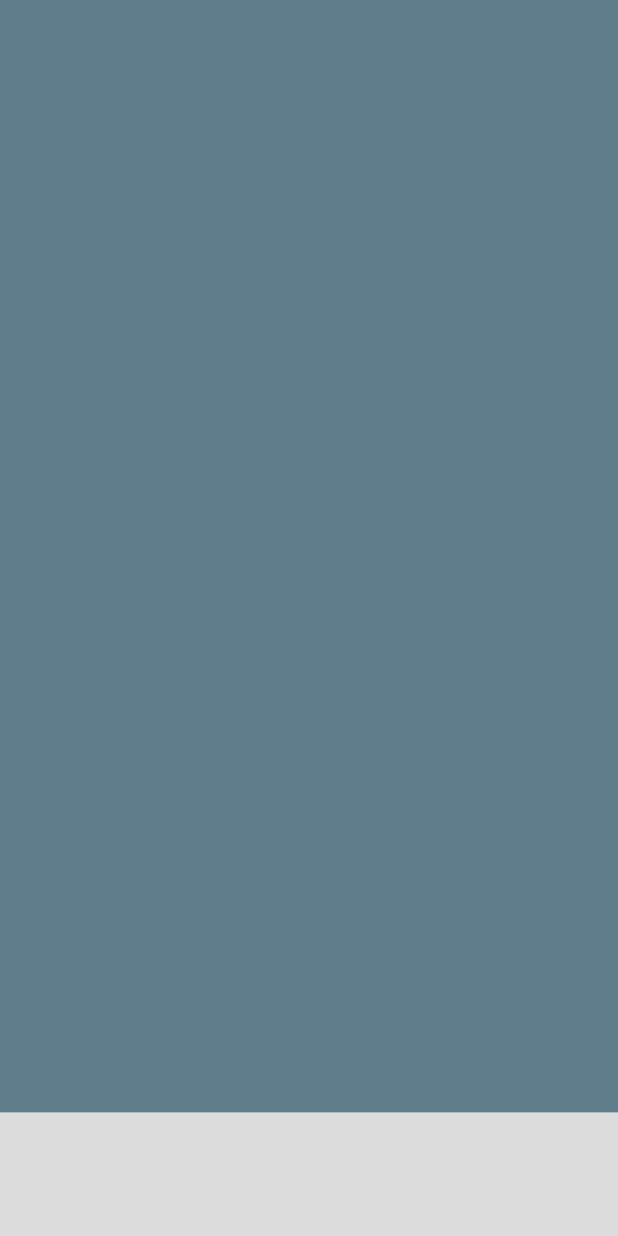
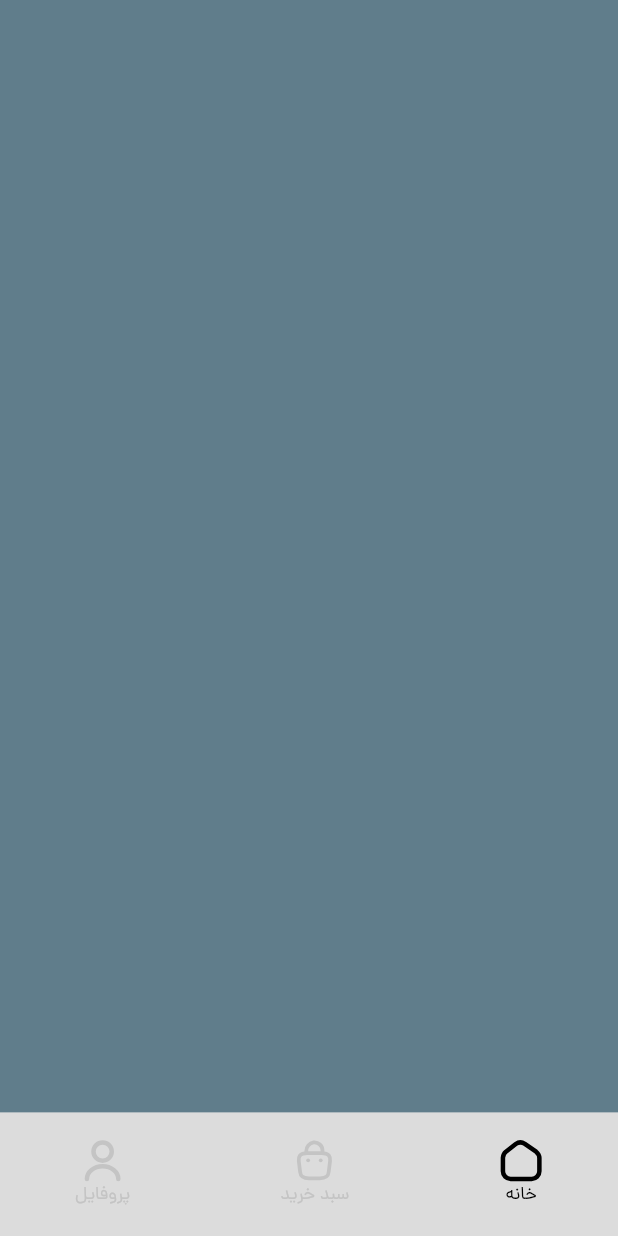
Before and after one commit to kiarash-nazari/Watch-Store-Bloc, a Flutter app: the MainScreen screen opened by its route, on a phone screen of 412 x 824 dp. Run offline on Flutter 3.47's test engine with Material 2 defaults, Android fonts, the phone set to English and light mode, and no system bars; our stand-ins replace flutter_svg.

Commit message:
btm Navigation widget

```diff
--- a/lib/components/text_style.dart
+++ b/lib/components/text_style.dart
@@ -9,6 +9,16 @@ class LightTextAppStyle {
     fontFamily: FontFamily.dana,
     fontSize: 14,
     color: AppColors.title,
+  );
+  static const TextStyle navigationBtmActive = TextStyle(
+    fontFamily: FontFamily.dana,
+    fontSize: 12,
+    color: AppColors.btmNavActiveItem,
+  );
+  static const TextStyle navigationBtmInActive = TextStyle(
+    fontFamily: FontFamily.dana,
+    fontSize: 12,
+    color: AppColors.btmNavInActiveItem,
   );
   static const TextStyle hint = TextStyle(
     fontFamily: FontFamily.dana,
--- a/lib/screens/main_screens/main_screen.dart
+++ b/lib/screens/main_screens/main_screen.dart
@@ -1,4 +1,8 @@
+import 'package:bloc_watch_store/gen/assets.gen.dart';
+import 'package:bloc_watch_store/res/stings.dart';
+import 'package:bloc_watch_store/widgets/navigation_button.dart';
 import 'package:flutter/material.dart';
+import 'package:flutter_svg/flutter_svg.dart';
 
 class MainScreen extends StatelessWidget {
   const MainScreen({super.key});
@@ -24,6 +28,29 @@ class MainScreen extends StatelessWidget {
           child: Container(
             height: size.height * 0.1,
             color: Colors.black12,
+            child: Row(
+                mainAxisAlignment: MainAxisAlignment.spaceAround,
+                crossAxisAlignment: CrossAxisAlignment.center,
+                children: [
+                  NavigationButton(
+                    svgPath: Assets.svg.user,
+                    title: AppStrings.profile,
+                    isActive: false,
+                    onTap: () {},
+                  ),
+                  NavigationButton(
+                    svgPath: Assets.svg.cart,
+                    title: AppStrings.basket,
+                    isActive: false,
+                    onTap: () {},
+                  ),
+                  NavigationButton(
+                    svgPath: Assets.svg.home,
+                    title: AppStrings.home,
+                    isActive: true,
+                    onTap: () {},
+                  ),
+                ]),
           ),
         ),
       ]),
--- /dev/null
+++ b/lib/widgets/navigation_button.dart
@@ -0,0 +1,49 @@
+import 'package:bloc_watch_store/components/text_style.dart';
+import 'package:bloc_watch_store/res/colors.dart';
+import 'package:flutter/material.dart';
+import 'package:flutter_svg/flutter_svg.dart';
+
+class NavigationButton extends StatelessWidget {
+  const NavigationButton(
+      {super.key,
+      required this.svgPath,
+      required this.title,
+      required this.isActive,
+      required this.onTap});
+  final String svgPath;
+  final String title;
+  final bool isActive;
+  final void Function() onTap;
+  @override
+  Widget build(BuildContext context) {
+    return GestureDetector(
+      onTap: () {},
+      child: Container(
+          // width: 40,
+          // height: 40,
+          color: Colors.transparent,
+          child: Padding(
+            padding: const EdgeInsets.all(4),
+            child: Column(
+              mainAxisAlignment: MainAxisAlignment.center,
+              children: [
+                SvgPicture.asset(
+                  svgPath,
+                  colorFilter: ColorFilter.mode(
+                      isActive
+                          ? AppColors.btmNavActiveItem
+                          : AppColors.btmNavInActiveItem,
+                      BlendMode.srcIn),
+                ),
+                Text(
+                  title,
+                  style: isActive
+                      ? LightTextAppStyle.navigationBtmActive
+                      : LightTextAppStyle.navigationBtmInActive,
+                )
+              ],
+            ),
+          )),
+    );
+  }
+}
```
